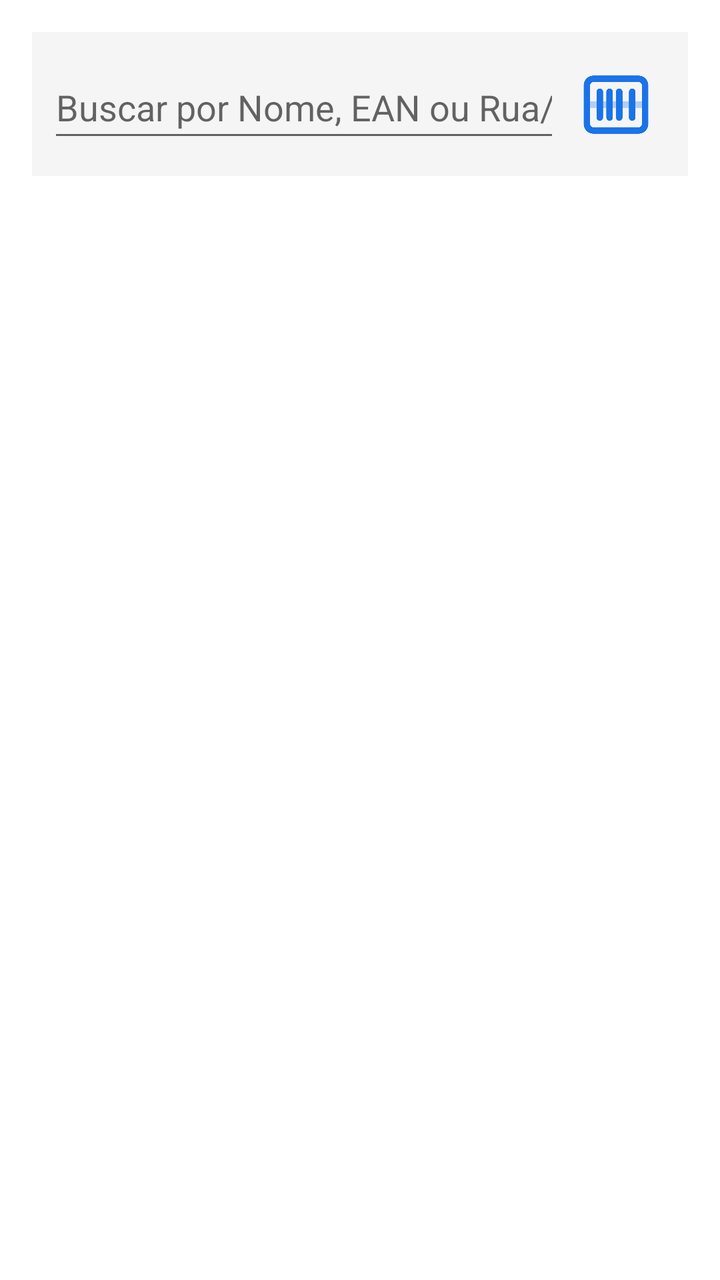
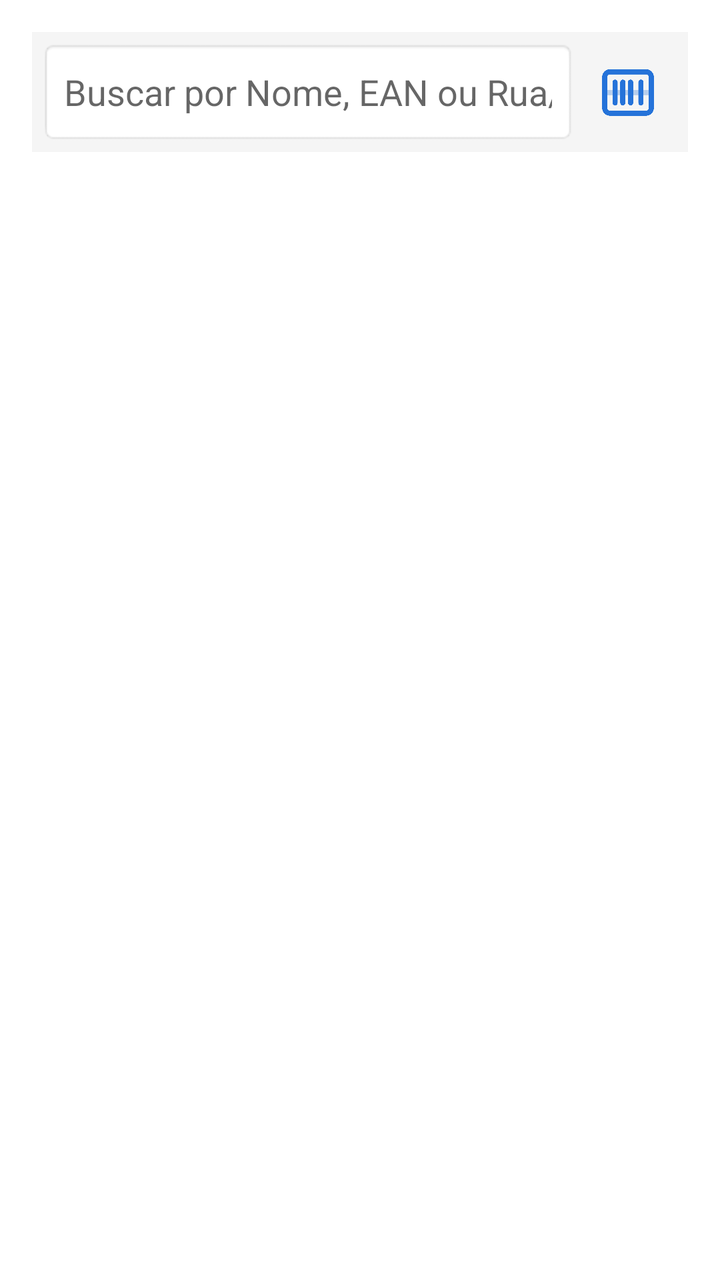

Two renders of the same Android screen: before a commit and after it. Below are the layout's source before the change and the commit's diff.
<!-- AndroidManifest.xml: application theme Theme.PistaLimpa -->
<!-- res/layout/fragment_consulta_produto.xml -->
<?xml version="1.0" encoding="utf-8"?>
<LinearLayout xmlns:android="http://schemas.android.com/apk/res/android"
    xmlns:app="http://schemas.android.com/apk/res-auto"
    android:layout_width="match_parent"
    android:layout_height="match_parent"
    android:orientation="vertical"
    android:padding="16dp">

    
    <LinearLayout
        android:layout_width="match_parent"
        android:layout_height="wrap_content"
        android:orientation="horizontal"
        android:gravity="center_vertical"
        android:background="#F5F5F5"
        android:padding="8dp">

        <EditText
            android:id="@+id/etBuscaGenerica"
            android:layout_width="0dp"
            android:layout_height="48dp"
            android:layout_weight="1"
            android:hint="Buscar por Nome, EAN ou Rua/Endereço"
            android:inputType="text" />

        <ImageButton
            android:id="@+id/btnScannerConsulta"
            android:layout_width="56dp"
            android:layout_height="56dp"
            android:padding="8dp"
            android:scaleType="centerInside"
            android:contentDescription="Escanear EAN"
            android:src="@drawable/leitor"
            android:background="?attr/selectableItemBackgroundBorderless" />
    </LinearLayout>

    
    <com.google.android.material.card.MaterialCardView
        android:id="@+id/cardDetalhesProduto"
        android:layout_width="match_parent"
        android:layout_height="wrap_content"
        android:layout_marginTop="16dp"
        android:visibility="gone"
        app:cardCornerRadius="8dp"
        app:cardElevation="3dp">

        <LinearLayout
            android:layout_width="match_parent"
            android:layout_height="wrap_content"
            android:orientation="vertical"
            android:padding="16dp">

            <TextView
                android:id="@+id/tvNomeConsulta"
                android:layout_width="wrap_content"
                android:layout_height="wrap_content"
                android:textSize="18sp"
                android:textStyle="bold"
                android:textColor="@android:color/black" />

            <TextView
                android:id="@+id/tvEanConsulta"
                android:layout_width="wrap_content"
                android:layout_height="wrap_content"
                android:layout_marginTop="4dp"
                android:textSize="14sp" />

            <TextView
                android:id="@+id/tvEnderecoConsulta"
                android:layout_width="wrap_content"
                android:layout_height="wrap_content"
                android:layout_marginTop="4dp"
                android:text="Endereço: Não Vinculado"
                android:textColor="#1976D2"
                android:textStyle="bold" />

            
            <LinearLayout
                android:layout_width="match_parent"
                android:layout_height="wrap_content"
                android:orientation="horizontal"
                android:layout_marginTop="16dp"
                android:gravity="end">

                <Button
                    android:id="@+id/btnVincularEndereco"
                    style="@style/Widget.MaterialComponents.Button.OutlinedButton"
                    android:layout_width="wrap_content"
                    android:layout_height="wrap_content"
                    android:text="Endereçar (Rua)" />

            </LinearLayout>
        </LinearLayout>
    </com.google.android.material.card.MaterialCardView>

    <androidx.recyclerview.widget.RecyclerView
        android:id="@+id/rvResultadoBusca"
        android:layout_width="match_parent"
        android:layout_height="match_parent"
        android:layout_marginTop="12dp" />

</LinearLayout>
<!-- resources referenced by this layout -->
<resources>
  <!-- drawable leitor: png bitmap (drawable, 13046 bytes) -->
  <style name="Theme.PistaLimpa" parent="Theme.MaterialComponents.DayNight.DarkActionBar">
          
          <item name="colorPrimary">@color/purple_500</item>
          <item name="colorPrimaryVariant">@color/purple_700</item>
          <item name="colorOnPrimary">@color/white</item>
          
          <item name="colorSecondary">@color/teal_200</item>
          <item name="colorSecondaryVariant">@color/teal_700</item>
          <item name="colorOnSecondary">@color/black</item>
          
          <item name="android:statusBarColor">?attr/colorPrimaryVariant</item>
          
      </style>
  <color name="purple_500">#FF6200EE</color>
  <color name="purple_700">#FF3700B3</color>
  <color name="white">#FFFFFFFF</color>
  <color name="teal_200">#FF03DAC5</color>
  <color name="teal_700">#FF018786</color>
  <color name="black">#FF000000</color>
</resources>

<!-- the commit's change to res/layout/fragment_consulta_produto.xml (unified diff, before → after) -->
@@ -13,24 +13,27 @@
         android:orientation="horizontal"
         android:gravity="center_vertical"
         android:background="#F5F5F5"
-        android:padding="8dp">
+        android:padding="4dp">
 
         <EditText
             android:id="@+id/etBuscaGenerica"
             android:layout_width="0dp"
-            android:layout_height="48dp"
+            android:layout_height="52dp"
             android:layout_weight="1"
+            android:background="@android:drawable/editbox_background"
+            android:padding="12dp"
             android:hint="Buscar por Nome, EAN ou Rua/Endereço"
             android:inputType="text" />
 
         <ImageButton
             android:id="@+id/btnScannerConsulta"
-            android:layout_width="56dp"
-            android:layout_height="56dp"
-            android:padding="8dp"
-            android:scaleType="centerInside"
+            android:layout_width="52dp"
+            android:layout_height="52dp"
+            android:padding="10dp"
+            android:scaleType="fitCenter"
             android:contentDescription="Escanear EAN"
             android:src="@drawable/leitor"
+            app:tint="?attr/colorPrimary"
             android:background="?attr/selectableItemBackgroundBorderless" />
     </LinearLayout>
 
<!-- resource entries referenced after the edit -->
@@ -14,9 +14,9 @@
           <item name="android:statusBarColor">?attr/colorPrimaryVariant</item>
           
       </style>
-  <color name="purple_500">#FF6200EE</color>
-  <color name="purple_700">#FF3700B3</color>
-  <color name="white">#FFFFFFFF</color>
+  <color name="purple_500">#2573D9</color>
+  <color name="purple_700">#2573D9</color>
+  <color name="white">#F2F2F2</color>
   <color name="teal_200">#FF03DAC5</color>
   <color name="teal_700">#FF018786</color>
   <color name="black">#FF000000</color>
